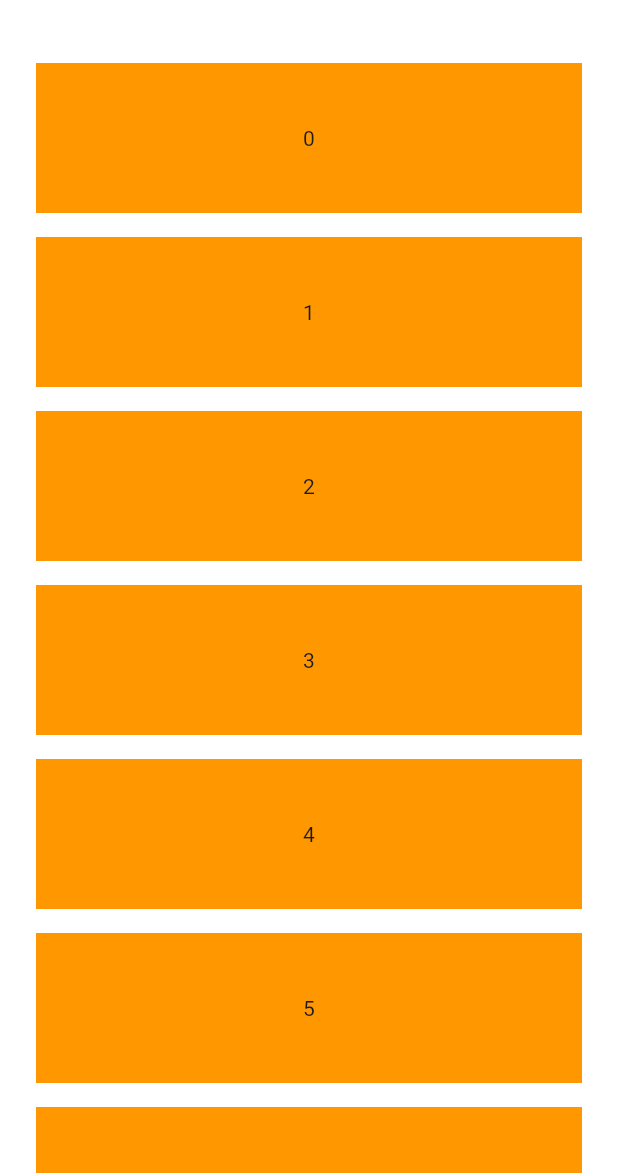
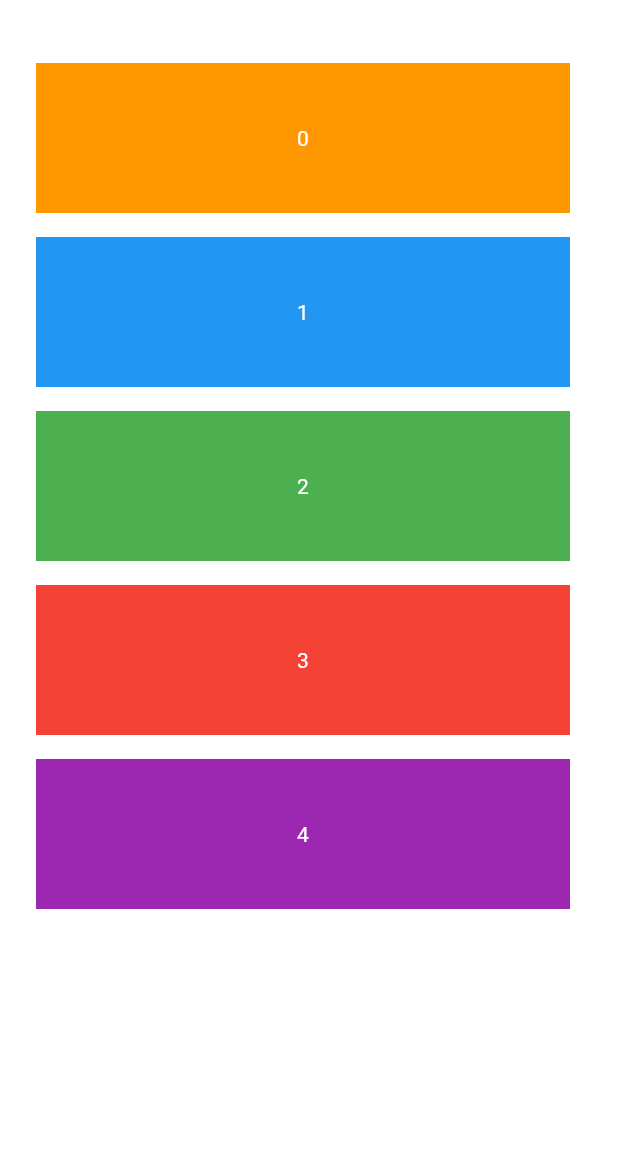
Before and after one commit to irismake/draggable_list, a Flutter app: the screen it shows after launch, on a phone screen of 412 x 824 dp, the part 63-1236 px from its top. Run offline on Flutter 3.47's test engine with Material 3 defaults, Android fonts, the phone set to English and light mode, and no system bars; our stand-ins replace get.

Commit message:
fix : Pass list order to index

```diff
--- a/example/lib/main.dart
+++ b/example/lib/main.dart
@@ -63,6 +63,13 @@ class _MyDraggableListState extends State<MyDraggableList> {
     animateBeginScale: 1.0,
     animateEndScale: 1.2,
   );
+  List<Color> colors = [
+    Colors.orange,
+    Colors.blue,
+    Colors.green,
+    Colors.red,
+    Colors.purple
+  ];
 
   @override
   Widget build(BuildContext context) {
@@ -70,7 +77,7 @@ class _MyDraggableListState extends State<MyDraggableList> {
       child: Padding(
         padding: const EdgeInsets.symmetric(vertical: 20.0, horizontal: 16),
         child: DraggableListView(
-          listNum: 30,
+          listNum: colors.length,
           style: listStyle,
 
           // There is no need to enter text in the list, and input is required when using the desired list.
@@ -82,9 +89,12 @@ class _MyDraggableListState extends State<MyDraggableList> {
               padding: const EdgeInsets.all(8.0),
               child: Container(
                 height: 100,
-                width: 10,
-                color: Colors.orange,
-                child: Center(child: Text(index.toString())),
+                width: 50,
+                color: colors[index],
+                margin: const EdgeInsets.only(right: 8.0),
+                child: Center(
+                    child: Text('${index}',
+                        style: TextStyle(color: Colors.white))),
               ),
             );
           },
--- a/lib/draggable_list.dart
+++ b/lib/draggable_list.dart
@@ -16,7 +16,7 @@ class DraggableListView extends StatefulWidget {
   final bool enableDrag;
   final DraggableListStyle style;
   final Widget? Function(BuildContext, int)? customListBuilder;
-  final ValueChanged<List<String>> listValue;
+  final ValueChanged<List<int>> listValue;
 
   const DraggableListView({
     Key? key,
@@ -57,7 +57,8 @@ class _DraggableListViewState extends State<DraggableListView> {
             style: widget.style,
             duration: widget.duration,
           )
-        : widget.customListBuilder?.call(context, index) ??
+        : widget.customListBuilder
+                ?.call(context, controller.listOrder[index]) ??
             _defaultListWidget(index);
   }
 
--- a/lib/state/list_controller.dart
+++ b/lib/state/list_controller.dart
@@ -2,16 +2,16 @@ import 'package:get/get.dart';
 import 'package:flutter/material.dart';
 
 class ListController extends GetxController {
-  final List<String> _listOrder = <String>[].obs;
+  final List<int> _listOrder = <int>[].obs;
   final RxList<TextEditingController> _listTextControllers =
       <TextEditingController>[].obs;
 
-  List<String> get listOrder => _listOrder;
+  List<int> get listOrder => _listOrder;
   List<TextEditingController> get listTextControllers => _listTextControllers;
 
   void initializeListOrder(int count) {
     _listOrder.clear();
-    _listOrder.addAll(List.generate(count, (index) => 'List $index'));
+    _listOrder.addAll(List.generate(count, (index) => index));
 
     print('initializeListOrder');
   }
```
